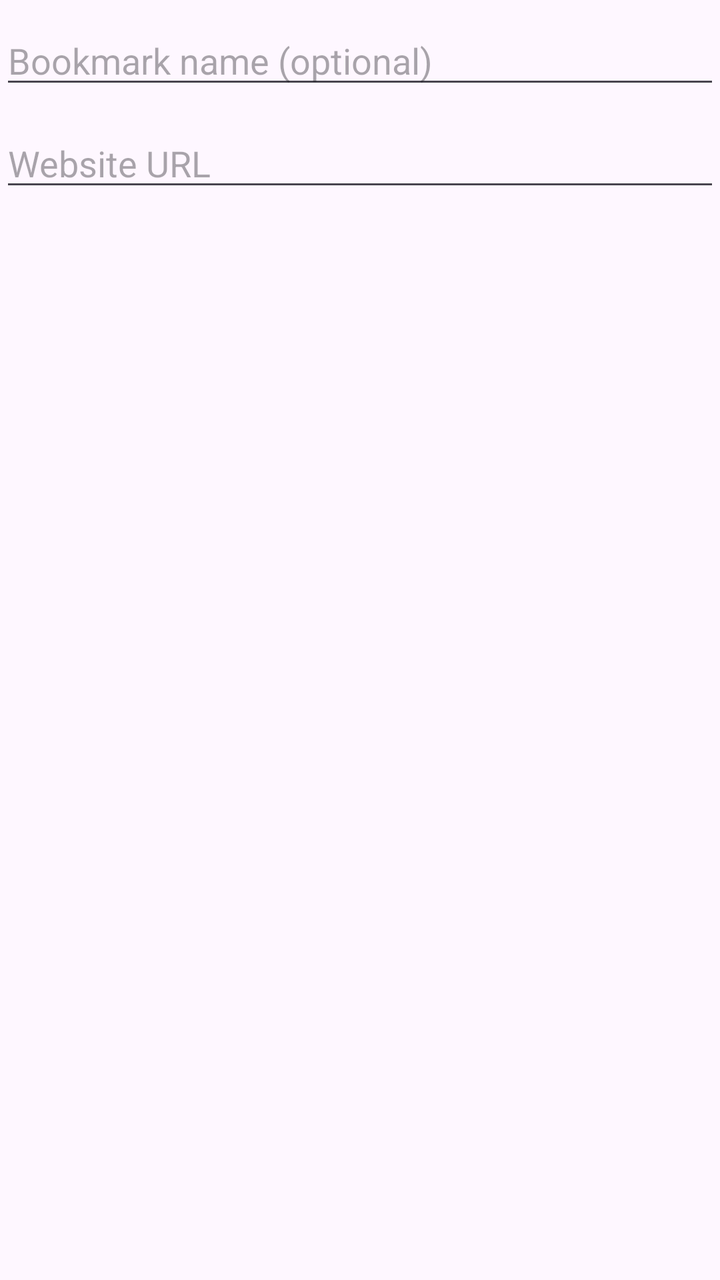
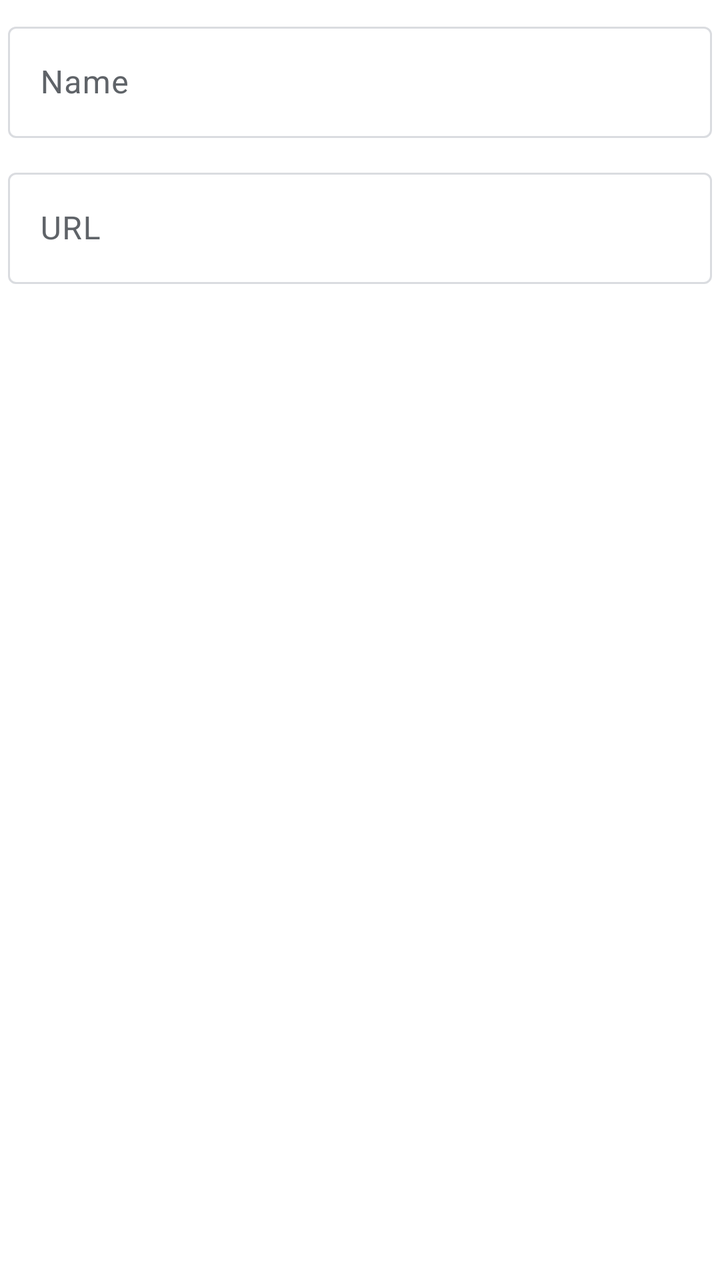

Compare the two renders of this Android layout. The source of the first and the diff that turns it into the second are given below.
<!-- AndroidManifest.xml: application theme Theme.ExtremisBrowser -->
<!-- res/layout/dialog_add_bookmark.xml -->
<?xml version="1.0" encoding="utf-8"?>
<LinearLayout xmlns:android="http://schemas.android.com/apk/res/android"
    android:layout_width="match_parent"
    android:layout_height="wrap_content"
    android:orientation="vertical"
    android:paddingTop="8dp">

    <EditText
        android:id="@+id/bookmarkTitleInput"
        android:layout_width="match_parent"
        android:layout_height="wrap_content"
        android:hint="@string/bookmark_name_hint"
        android:inputType="textCapSentences"
        android:maxLines="1" />

    <EditText
        android:id="@+id/bookmarkUrlInput"
        android:layout_width="match_parent"
        android:layout_height="wrap_content"
        android:layout_marginTop="10dp"
        android:hint="@string/bookmark_url_hint"
        android:imeOptions="actionDone"
        android:inputType="textUri"
        android:maxLines="1" />

</LinearLayout>
<!-- resources referenced by this layout -->
<resources>
  <string name="bookmark_name_hint">Bookmark name (optional)</string>
  <string name="bookmark_url_hint">Website URL</string>
  <style name="Theme.ExtremisBrowser" parent="Theme.Material3.Light.NoActionBar">
          <item name="colorPrimary">@color/extremis_blue</item>
          <item name="colorPrimaryContainer">@color/extremis_blue_surface</item>
          <item name="colorOnPrimary">@color/white</item>
          <item name="colorSecondary">@color/extremis_blue_accent</item>
          <item name="colorSurface">@color/page_bg</item>
          <item name="android:statusBarColor">@color/extremis_blue_dark</item>
          <item name="android:navigationBarColor">@color/nav_bar_bg</item>
          <item name="android:windowLightNavigationBar" tools:targetApi="27">true</item>
          <item name="android:colorControlHighlight">@color/ripple_blue</item>
      </style>
  <color name="extremis_blue">#1565C0</color>
  <color name="extremis_blue_surface">#E3F2FD</color>
  <color name="white">#FFFFFF</color>
  <color name="extremis_blue_accent">#2979FF</color>
  <color name="page_bg">#FAFCFF</color>
  <color name="extremis_blue_dark">#0D47A1</color>
  <color name="nav_bar_bg">#F5F9FF</color>
  <color name="ripple_blue">#331565C0</color>
</resources>

<!-- the commit's change to res/layout/dialog_add_bookmark.xml (unified diff, before → after) -->
@@ -3,24 +3,39 @@
     android:layout_width="match_parent"
     android:layout_height="wrap_content"
     android:orientation="vertical"
+    android:paddingHorizontal="4dp"
     android:paddingTop="8dp">
 
-    <EditText
-        android:id="@+id/bookmarkTitleInput"
+    <com.google.android.material.textfield.TextInputLayout
+        android:id="@+id/nameField"
+        style="@style/Widget.Material3.TextInputLayout.OutlinedBox"
         android:layout_width="match_parent"
         android:layout_height="wrap_content"
-        android:hint="@string/bookmark_name_hint"
-        android:inputType="textCapSentences"
-        android:maxLines="1" />
+        android:hint="@string/bookmark_name_hint">
 
-    <EditText
-        android:id="@+id/bookmarkUrlInput"
+        <com.google.android.material.textfield.TextInputEditText
+            android:id="@+id/bookmarkTitleInput"
+            android:layout_width="match_parent"
+            android:layout_height="wrap_content"
+            android:inputType="textCapSentences"
+            android:maxLines="1" />
+    </com.google.android.material.textfield.TextInputLayout>
+
+    <com.google.android.material.textfield.TextInputLayout
+        android:id="@+id/urlField"
+        style="@style/Widget.Material3.TextInputLayout.OutlinedBox"
         android:layout_width="match_parent"
         android:layout_height="wrap_content"
-        android:layout_marginTop="10dp"
-        android:hint="@string/bookmark_url_hint"
-        android:imeOptions="actionDone"
-        android:inputType="textUri"
-        android:maxLines="1" />
+        android:layout_marginTop="12dp"
+        android:hint="@string/bookmark_url_hint">
+
+        <com.google.android.material.textfield.TextInputEditText
+            android:id="@+id/bookmarkUrlInput"
+            android:layout_width="match_parent"
+            android:layout_height="wrap_content"
+            android:imeOptions="actionDone"
+            android:inputType="textUri"
+            android:maxLines="1" />
+    </com.google.android.material.textfield.TextInputLayout>
 
 </LinearLayout>
<!-- resource entries referenced after the edit -->
@@ -1,25 +1,64 @@
 <!-- resources referenced by this layout -->
 <resources>
-  <string name="bookmark_name_hint">Bookmark name (optional)</string>
-  <string name="bookmark_url_hint">Website URL</string>
-  <style name="Theme.ExtremisBrowser" parent="Theme.Material3.Light.NoActionBar">
-          <item name="colorPrimary">@color/extremis_blue</item>
-          <item name="colorPrimaryContainer">@color/extremis_blue_surface</item>
+  <string name="bookmark_name_hint">Name</string>
+  <string name="bookmark_url_hint">URL</string>
+  <style name="Theme.ExtremisBrowser" parent="Theme.ExtremisBrowser.Base" />
+  <style name="Theme.ExtremisBrowser.Base" parent="Theme.Material3.Light.NoActionBar">
+          <item name="colorPrimary">@color/chrome_blue</item>
           <item name="colorOnPrimary">@color/white</item>
-          <item name="colorSecondary">@color/extremis_blue_accent</item>
-          <item name="colorSurface">@color/page_bg</item>
-          <item name="android:statusBarColor">@color/extremis_blue_dark</item>
-          <item name="android:navigationBarColor">@color/nav_bar_bg</item>
+          <item name="colorPrimaryContainer">@color/chrome_blue_container</item>
+          <item name="colorOnPrimaryContainer">@color/chrome_blue_dark</item>
+          <item name="colorSecondary">@color/chrome_blue</item>
+          <item name="colorOnSecondary">@color/white</item>
+          <item name="colorSurface">@color/chrome_page_bg</item>
+          <item name="colorOnSurface">@color/chrome_text</item>
+          <item name="colorOnSurfaceVariant">@color/chrome_muted</item>
+          <item name="colorOutline">@color/chrome_outline</item>
+          <item name="colorOutlineVariant">@color/chrome_outline</item>
+          <item name="android:colorBackground">@color/chrome_page_bg</item>
+          <item name="colorSurfaceContainer">@color/chrome_page_bg</item>
+          <item name="colorSurfaceContainerHigh">@color/chrome_page_bg</item>
+          <item name="android:statusBarColor">@color/chrome_page_bg</item>
+          <item name="android:navigationBarColor">@color/chrome_page_bg</item>
+          <item name="android:windowLightStatusBar">true</item>
           <item name="android:windowLightNavigationBar" tools:targetApi="27">true</item>
-          <item name="android:colorControlHighlight">@color/ripple_blue</item>
+          <item name="android:colorControlHighlight">@color/chrome_ripple</item>
+          <item name="android:textColorPrimary">@color/chrome_text</item>
+          <item name="android:textColorSecondary">@color/chrome_muted</item>
+          <item name="bottomSheetDialogTheme">@style/Theme.Extremis.BottomSheet</item>
+          <item name="materialAlertDialogTheme">@style/Theme.Extremis.AlertDialog</item>
       </style>
-  <color name="extremis_blue">#1565C0</color>
-  <color name="extremis_blue_surface">#E3F2FD</color>
+  <color name="chrome_blue">#1A73E8</color>
   <color name="white">#FFFFFF</color>
-  <color name="extremis_blue_accent">#2979FF</color>
-  <color name="page_bg">#FAFCFF</color>
-  <color name="extremis_blue_dark">#0D47A1</color>
-  <color name="nav_bar_bg">#F5F9FF</color>
-  <color name="ripple_blue">#331565C0</color>
+  <color name="chrome_blue_container">#E8F0FE</color>
+  <color name="chrome_blue_dark">#1967D2</color>
+  <color name="chrome_page_bg">#FFFFFF</color>
+  <color name="chrome_text">#202124</color>
+  <color name="chrome_muted">#5F6368</color>
+  <color name="chrome_outline">#DADCE0</color>
+  <color name="chrome_ripple">#1F202124</color>
+  <style name="Theme.Extremis.BottomSheet" parent="Theme.Material3.Light.BottomSheetDialog">
+          <item name="bottomSheetStyle">@style/Widget.Extremis.BottomSheet</item>
+          <item name="android:navigationBarColor">@android:color/transparent</item>
+          <item name="android:windowLightNavigationBar" tools:targetApi="27">true</item>
+      </style>
+  <style name="Theme.Extremis.AlertDialog" parent="ThemeOverlay.Material3.MaterialAlertDialog">
+          <item name="colorPrimary">@color/chrome_blue</item>
+          <item name="colorSurface">@color/chrome_card_bg</item>
+          <item name="colorOnSurface">@color/chrome_text</item>
+      </style>
+  <style name="Widget.Extremis.BottomSheet" parent="Widget.Material3.BottomSheet.Modal">
+          <item name="backgroundTint">@color/chrome_card_bg</item>
+          <item name="shapeAppearanceOverlay">@style/ShapeAppearance.Extremis.Sheet</item>
+      </style>
+  <color name="chrome_card_bg">#FFFFFF</color>
+  <style name="ShapeAppearance.Extremis.Sheet" parent="">
+          <item name="cornerFamily">rounded</item>
+          <item name="cornerSizeTopLeft">@dimen/chrome_sheet_radius</item>
+          <item name="cornerSizeTopRight">@dimen/chrome_sheet_radius</item>
+          <item name="cornerSizeBottomLeft">0dp</item>
+          <item name="cornerSizeBottomRight">0dp</item>
+      </style>
+  <dimen name="chrome_sheet_radius">28dp</dimen>
 </resources>
 
